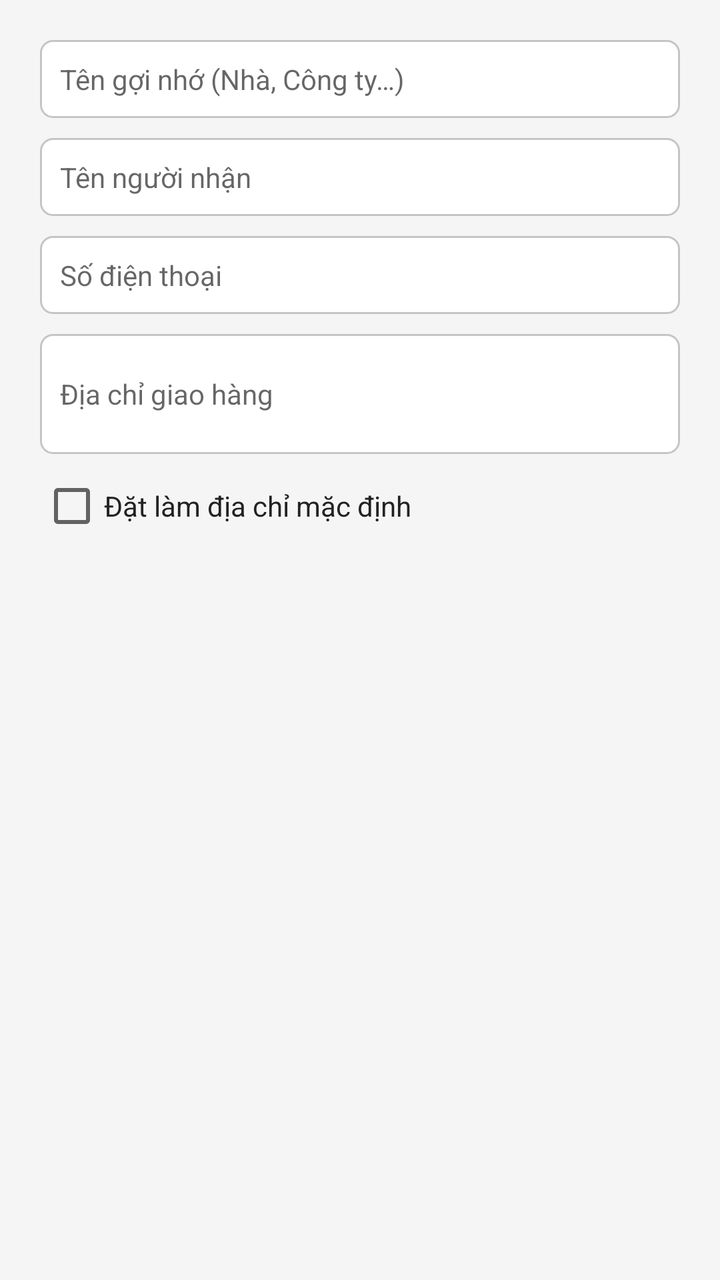
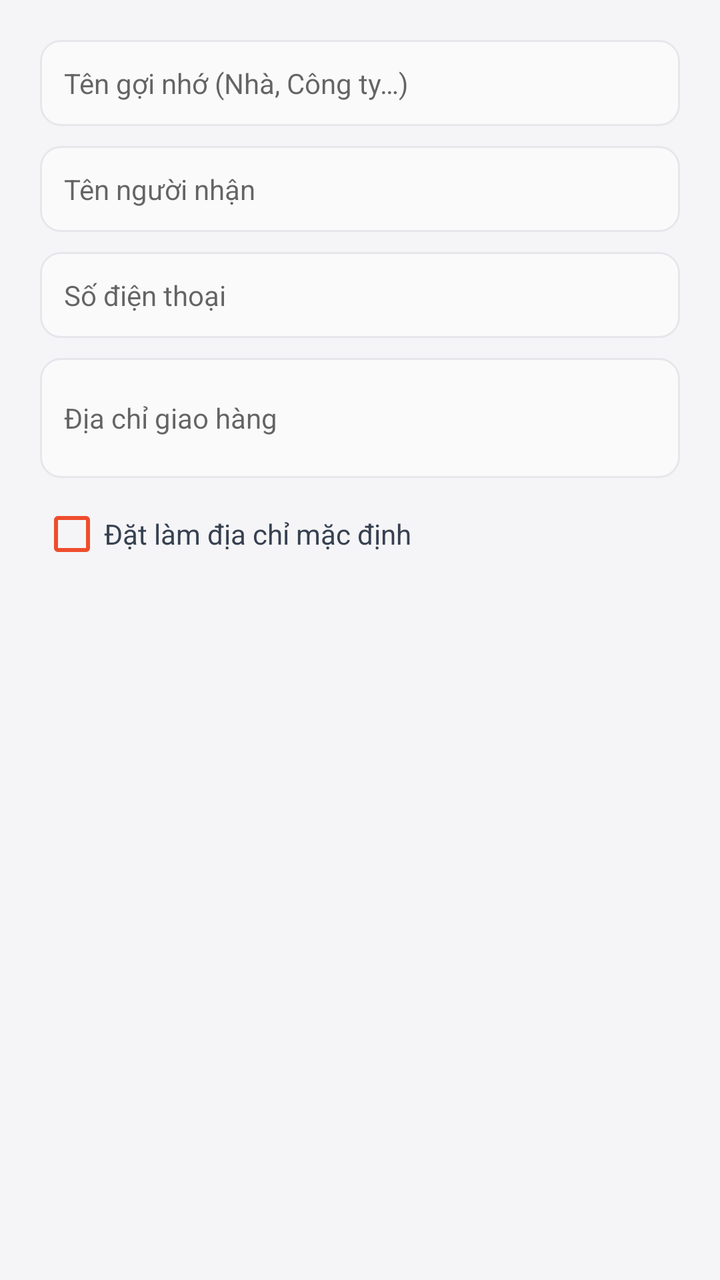

The first picture is an Android layout as it rendered before a commit; the second is the same layout after the commit. The layout source and the unified diff follow.
<!-- AndroidManifest.xml: application theme AppTheme -->
<!-- res/layout/dialog_address_form.xml -->
<?xml version="1.0" encoding="utf-8"?>
<ScrollView xmlns:android="http://schemas.android.com/apk/res/android"
    android:layout_width="match_parent"
    android:layout_height="wrap_content">

    <LinearLayout
        android:layout_width="match_parent"
        android:layout_height="wrap_content"
        android:orientation="vertical"
        android:padding="@dimen/define_dimen_20">

        <EditText
            android:id="@+id/edt_label"
            android:layout_width="match_parent"
            android:layout_height="wrap_content"
            android:background="@drawable/bg_white_corner_6_border_gray"
            android:hint="@string/hint_address_label"
            android:inputType="text"
            android:padding="@dimen/define_dimen_10"
            android:textSize="@dimen/text_size_small" />

        <EditText
            android:id="@+id/edt_recipient"
            android:layout_width="match_parent"
            android:layout_height="wrap_content"
            android:layout_marginTop="@dimen/define_dimen_10"
            android:background="@drawable/bg_white_corner_6_border_gray"
            android:hint="@string/hint_recipient_name"
            android:inputType="textPersonName"
            android:padding="@dimen/define_dimen_10"
            android:textSize="@dimen/text_size_small" />

        <EditText
            android:id="@+id/edt_phone"
            android:layout_width="match_parent"
            android:layout_height="wrap_content"
            android:layout_marginTop="@dimen/define_dimen_10"
            android:background="@drawable/bg_white_corner_6_border_gray"
            android:hint="@string/feedback_phone"
            android:inputType="phone"
            android:padding="@dimen/define_dimen_10"
            android:textSize="@dimen/text_size_small" />

        <EditText
            android:id="@+id/edt_full_address"
            android:layout_width="match_parent"
            android:layout_height="wrap_content"
            android:layout_marginTop="@dimen/define_dimen_10"
            android:background="@drawable/bg_white_corner_6_border_gray"
            android:hint="@string/address_delivery"
            android:inputType="textMultiLine"
            android:minHeight="60dp"
            android:padding="@dimen/define_dimen_10"
            android:textSize="@dimen/text_size_small" />

        <CheckBox
            android:id="@+id/chk_default"
            android:layout_width="wrap_content"
            android:layout_height="wrap_content"
            android:layout_marginTop="@dimen/define_dimen_10"
            android:text="@string/address_set_default"
            android:textColor="@color/textColorPrimary"
            android:textSize="@dimen/text_size_small" />
    </LinearLayout>
</ScrollView>
<!-- resources referenced by this layout -->
<resources>
  <color name="textColorPrimary">#222222</color>
  <dimen name="define_dimen_10">10dp</dimen>
  <dimen name="define_dimen_20">20dp</dimen>
  <dimen name="text_size_small">14sp</dimen>
  <!-- drawable bg_white_corner_6_border_gray (drawable) -->
  <?xml version="1.0" encoding="utf-8"?>
  
  <shape xmlns:android="http://schemas.android.com/apk/res/android">
      <corners android:radius="6dp" />
      <solid android:color="@color/white" />
      <stroke android:width="1dp"
          android:color="@color/black_overlay"/>
  </shape>
  <string name="address_delivery">Địa chỉ giao hàng</string>
  <string name="address_set_default">Đặt làm địa chỉ mặc định</string>
  <string name="feedback_phone">Số điện thoại</string>
  <string name="hint_address_label">Tên gợi nhớ (Nhà, Công ty…)</string>
  <string name="hint_recipient_name">Tên người nhận</string>
  <style name="AppTheme" parent="Theme.AppCompat.Light.NoActionBar">
          <item name="colorPrimary">@color/colorPrimary</item>
          <item name="colorPrimaryDark">@color/colorPrimaryDark</item>
          <item name="colorAccent">@color/colorAccent</item>
          <item name="android:statusBarColor">@color/brandOrangeDark</item>
          <item name="android:windowBackground">@color/screenBackground</item>
          <item name="android:textColor">@color/textColorPrimary</item>
      </style>
  <color name="white">#ffffff</color>
  <color name="black_overlay">#667C7474</color>
  <color name="colorPrimary">#EE4D2D</color>
  <color name="colorPrimaryDark">#D73211</color>
  <color name="colorAccent">#FF7A47</color>
  <color name="brandOrangeDark">#D73211</color>
  <color name="screenBackground">#F5F5F5</color>
</resources>

<!-- the commit's change to res/layout/dialog_address_form.xml (unified diff, before → after) -->
@@ -13,10 +13,10 @@
             android:id="@+id/edt_label"
             android:layout_width="match_parent"
             android:layout_height="wrap_content"
-            android:background="@drawable/bg_white_corner_6_border_gray"
+            android:background="@drawable/bg_input_field"
             android:hint="@string/hint_address_label"
             android:inputType="text"
-            android:padding="@dimen/define_dimen_10"
+            android:padding="@dimen/define_dimen_12"
             android:textSize="@dimen/text_size_small" />
 
         <EditText
@@ -24,10 +24,10 @@
             android:layout_width="match_parent"
             android:layout_height="wrap_content"
             android:layout_marginTop="@dimen/define_dimen_10"
-            android:background="@drawable/bg_white_corner_6_border_gray"
+            android:background="@drawable/bg_input_field"
             android:hint="@string/hint_recipient_name"
             android:inputType="textPersonName"
-            android:padding="@dimen/define_dimen_10"
+            android:padding="@dimen/define_dimen_12"
             android:textSize="@dimen/text_size_small" />
 
         <EditText
@@ -35,10 +35,10 @@
             android:layout_width="match_parent"
             android:layout_height="wrap_content"
             android:layout_marginTop="@dimen/define_dimen_10"
-            android:background="@drawable/bg_white_corner_6_border_gray"
+            android:background="@drawable/bg_input_field"
             android:hint="@string/feedback_phone"
             android:inputType="phone"
-            android:padding="@dimen/define_dimen_10"
+            android:padding="@dimen/define_dimen_12"
             android:textSize="@dimen/text_size_small" />
 
         <EditText
@@ -46,20 +46,21 @@
             android:layout_width="match_parent"
             android:layout_height="wrap_content"
             android:layout_marginTop="@dimen/define_dimen_10"
-            android:background="@drawable/bg_white_corner_6_border_gray"
+            android:background="@drawable/bg_input_field"
             android:hint="@string/address_delivery"
             android:inputType="textMultiLine"
             android:minHeight="60dp"
-            android:padding="@dimen/define_dimen_10"
+            android:padding="@dimen/define_dimen_12"
             android:textSize="@dimen/text_size_small" />
 
         <CheckBox
             android:id="@+id/chk_default"
             android:layout_width="wrap_content"
             android:layout_height="wrap_content"
-            android:layout_marginTop="@dimen/define_dimen_10"
+            android:layout_marginTop="@dimen/define_dimen_12"
+            android:buttonTint="@color/brandOrange"
             android:text="@string/address_set_default"
-            android:textColor="@color/textColorPrimary"
+            android:textColor="@color/neutral700"
             android:textSize="@dimen/text_size_small" />
     </LinearLayout>
 </ScrollView>
<!-- resource entries referenced after the edit -->
@@ -1,17 +1,19 @@
 <!-- resources referenced by this layout -->
 <resources>
+  <color name="brandOrange">#EE4D2D</color>
+  <color name="neutral700">#374151</color>
   <color name="textColorPrimary">#222222</color>
   <dimen name="define_dimen_10">10dp</dimen>
+  <dimen name="define_dimen_12">12dp</dimen>
   <dimen name="define_dimen_20">20dp</dimen>
   <dimen name="text_size_small">14sp</dimen>
-  <!-- drawable bg_white_corner_6_border_gray (drawable) -->
+  <!-- drawable bg_input_field (drawable) -->
   <?xml version="1.0" encoding="utf-8"?>
-  
-  <shape xmlns:android="http://schemas.android.com/apk/res/android">
-      <corners android:radius="6dp" />
-      <solid android:color="@color/white" />
-      <stroke android:width="1dp"
-          android:color="@color/black_overlay"/>
+  <shape xmlns:android="http://schemas.android.com/apk/res/android"
+      android:shape="rectangle">
+      <solid android:color="@color/neutral50" />
+      <corners android:radius="10dp" />
+      <stroke android:width="1dp" android:color="@color/neutral200" />
   </shape>
   <string name="address_delivery">Địa chỉ giao hàng</string>
   <string name="address_set_default">Đặt làm địa chỉ mặc định</string>
@@ -26,12 +28,12 @@
           <item name="android:windowBackground">@color/screenBackground</item>
           <item name="android:textColor">@color/textColorPrimary</item>
       </style>
-  <color name="white">#ffffff</color>
-  <color name="black_overlay">#667C7474</color>
+  <color name="neutral50">#FAFAFB</color>
+  <color name="neutral200">#E5E7EB</color>
   <color name="colorPrimary">#EE4D2D</color>
   <color name="colorPrimaryDark">#D73211</color>
   <color name="colorAccent">#FF7A47</color>
   <color name="brandOrangeDark">#D73211</color>
-  <color name="screenBackground">#F5F5F5</color>
+  <color name="screenBackground">#F5F5F7</color>
 </resources>
 
